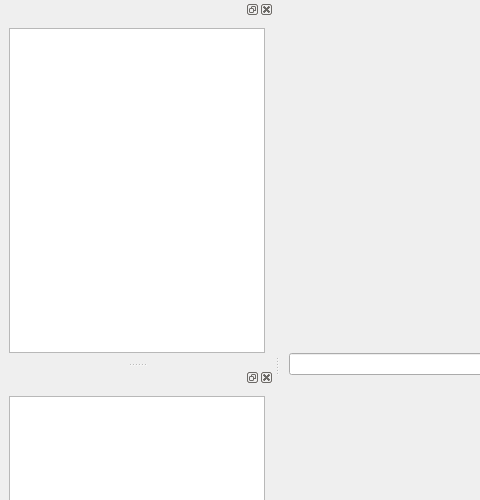
First picture: the form in data/gitoku.ui, repository belkiss/GitoKu, before the edit; both pictures show x 0 to 480 and y 0 to 500 of the 800 by 751 pixel window.
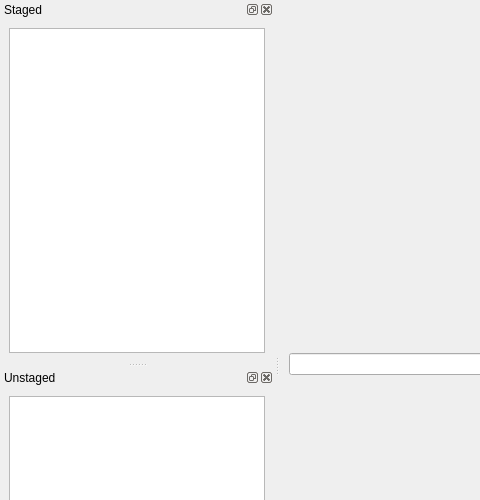
Second picture: the form after the edit.

```diff
--- a/data/gitoku.ui
+++ b/data/gitoku.ui
@@ -44,6 +44,9 @@
   </widget>
   <widget class="QStatusBar" name="statusbar"/>
   <widget class="QDockWidget" name="ui_staged_dock">
+   <property name="windowTitle">
+    <string>Staged</string>
+   </property>
    <attribute name="dockWidgetArea">
     <number>1</number>
    </attribute>
@@ -66,6 +69,9 @@
      <verstretch>0</verstretch>
     </sizepolicy>
    </property>
+   <property name="windowTitle">
+    <string>Unstaged</string>
+   </property>
    <attribute name="dockWidgetArea">
     <number>1</number>
    </attribute>
```
Left out of the diff: 10 changed lines with no effect on the pictures.
